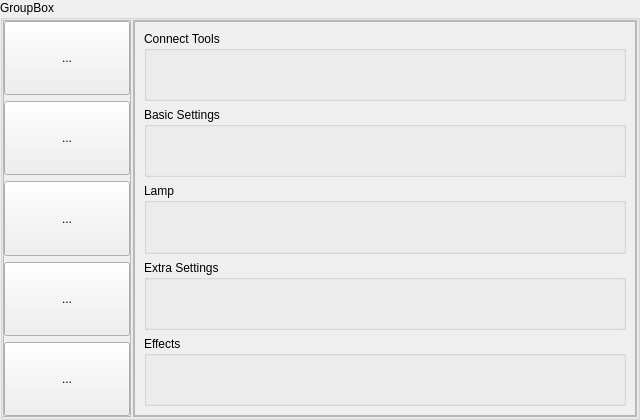
This is Apps/LedRemoteControl/ledgadgetgroupbox.ui in successbyfailure/libreLeds as Qt 5 draws it before an edit. The edited form follows.
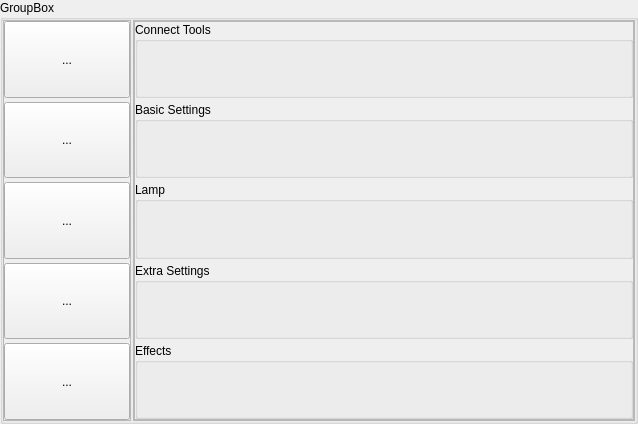
This is the edited form. Icons and pictures are not drawn. Custom widgets are drawn as their Qt base class.

```diff
--- a/Apps/LedRemoteControl/ledgadgetgroupbox.ui
+++ b/Apps/LedRemoteControl/ledgadgetgroupbox.ui
@@ -6,8 +6,8 @@
    <rect>
     <x>0</x>
     <y>0</y>
-    <width>640</width>
-    <height>420</height>
+    <width>638</width>
+    <height>424</height>
    </rect>
   </property>
   <property name="windowTitle">
@@ -16,7 +16,7 @@
   <property name="title">
    <string>GroupBox</string>
   </property>
-  <layout class="QHBoxLayout" name="horizontalLayout" stretch="0,2">
+  <layout class="QHBoxLayout" name="horizontalLayout" stretch="1,10">
    <property name="spacing">
     <number>2</number>
    </property>
@@ -54,11 +54,14 @@
        <rect>
         <x>0</x>
         <y>0</y>
-        <width>134</width>
-        <height>384</height>
+        <width>126</width>
+        <height>398</height>
        </rect>
       </property>
       <layout class="QVBoxLayout" name="verticalLayout_2">
+       <property name="spacing">
+        <number>4</number>
+       </property>
        <property name="leftMargin">
         <number>0</number>
        </property>
@@ -88,7 +91,7 @@
          </property>
          <property name="iconSize">
           <size>
-           <width>128</width>
+           <width>64</width>
            <height>64</height>
           </size>
          </property>
@@ -117,7 +120,7 @@
          </property>
          <property name="iconSize">
           <size>
-           <width>128</width>
+           <width>64</width>
            <height>64</height>
           </size>
          </property>
@@ -146,7 +149,7 @@
          </property>
          <property name="iconSize">
           <size>
-           <width>128</width>
+           <width>64</width>
            <height>64</height>
           </size>
          </property>
@@ -175,7 +178,7 @@
          </property>
          <property name="iconSize">
           <size>
-           <width>128</width>
+           <width>64</width>
            <height>64</height>
           </size>
          </property>
@@ -204,7 +207,7 @@
          </property>
          <property name="iconSize">
           <size>
-           <width>128</width>
+           <width>64</width>
            <height>64</height>
           </size>
          </property>
@@ -252,6 +255,9 @@
           <height>0</height>
          </size>
         </property>
+        <property name="midLineWidth">
+         <number>1</number>
+        </property>
         <property name="horizontalScrollBarPolicy">
          <enum>Qt::ScrollBarAlwaysOff</enum>
         </property>
@@ -267,10 +273,25 @@
            <x>0</x>
            <y>0</y>
            <width>498</width>
-           <height>398</height>
+           <height>396</height>
           </rect>
          </property>
          <layout class="QVBoxLayout" name="verticalLayout_3">
+          <property name="spacing">
+           <number>4</number>
+          </property>
+          <property name="leftMargin">
+           <number>0</number>
+          </property>
+          <property name="topMargin">
+           <number>0</number>
+          </property>
+          <property name="rightMargin">
+           <number>0</number>
+          </property>
+          <property name="bottomMargin">
+           <number>0</number>
+          </property>
           <item>
            <widget class="connectWidget" name="connectW">
             <property name="minimumSize">
```
